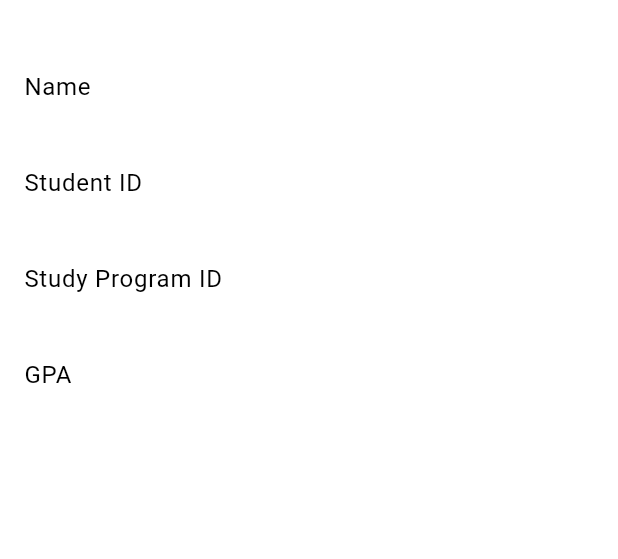
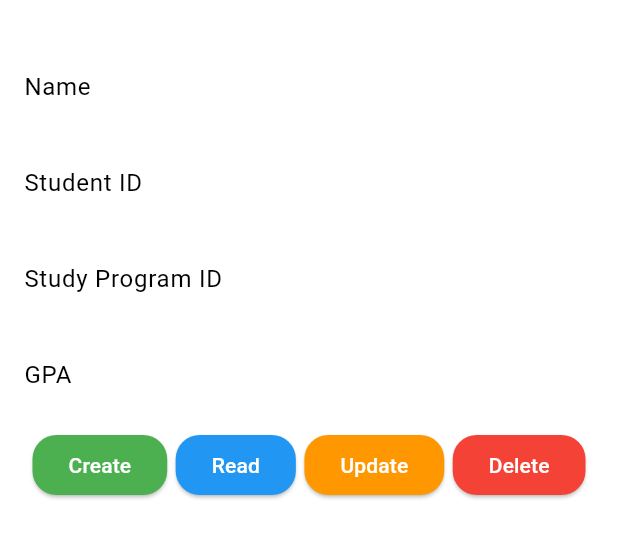
Before and after one commit to DasuWijesu/myfluttercollege, a Flutter app: the screen it shows after launch, on a phone screen of 412 x 824 dp, the part 63-622 px from its top. Run offline on Flutter 3.47's test engine with Material 3 defaults, Android fonts, the light colour scheme and no system bars.

Commit message:
setteing up layout button

```diff
--- a/fluttercollege/lib/main.dart
+++ b/fluttercollege/lib/main.dart
@@ -2,6 +2,7 @@
 
 void main() => runApp(
       MaterialApp(
+        debugShowCheckedModeBanner: false,
         theme: ThemeData(
           brightness: Brightness.light,
           primaryColor: Colors.blue,
@@ -26,19 +27,35 @@
   double? studentGPA;
 
   getStudentName(name) {
-    this.studentName = name;
+    studentName = name;
   }
 
   getStudentID(id) {
-    this.studentID = id;
+    studentID = id;
   }
 
   getStudyProgramID(programID) {
-    this.studyProgramID = programID;
+    studyProgramID = programID;
   }
 
   getStudentGPA(gpa) {
-    this.studentGPA = double.parse(gpa);
+    studentGPA = double.tryParse(gpa);
+  }
+
+  createData() {
+    print("Created");
+  }
+
+  readData() {
+    print("read");
+  }
+
+  updateData() {
+    print("update");
+  }
+
+  deleteData() {
+    print("delete");
   }
 
   @override
@@ -106,6 +123,68 @@
                     getStudentGPA(gpa);
                   },
                 ),
+              ),
+              Row(
+                mainAxisAlignment: MainAxisAlignment.spaceEvenly,
+                children: <Widget>[
+                  //RaisedButton(onPressed:null) The RaisedButton widget has been deprecated in Flutter.
+                  ElevatedButton(
+                    style: ElevatedButton.styleFrom(
+                      backgroundColor: Colors.green, //Button backgrond color
+                      foregroundColor: Colors.white, //text color
+                      shape: RoundedRectangleBorder(
+                        borderRadius: BorderRadius.circular(16),
+                      ),
+                    ),
+                    onPressed: () {
+                      //action whem the button is clicked
+                      createData();
+                    },
+                    child: Text("Create"),
+                  ),
+                  ElevatedButton(
+                    style: ElevatedButton.styleFrom(
+                      backgroundColor: Colors.blue, //Button backgrond color
+                      foregroundColor: Colors.white, //text color
+                      shape: RoundedRectangleBorder(
+                        borderRadius: BorderRadius.circular(16),
+                      ),
+                    ),
+                    onPressed: () {
+                      //action whem the button is clicked
+                      readData();
+                    },
+                    child: Text("Read"),
+                  ),
+                  ElevatedButton(
+                    style: ElevatedButton.styleFrom(
+                      backgroundColor: Colors.orange, //Button backgrond color
+                      foregroundColor: Colors.white, //text color
+                      shape: RoundedRectangleBorder(
+                        borderRadius: BorderRadius.circular(16),
+                      ),
+                    ),
+                    onPressed: () {
+                      //action whem the button is clicked
+                      updateData();
+                    },
+                    child: Text("Update"),
+                  ),
+                  ElevatedButton(
+                    style: ElevatedButton.styleFrom(
+                      backgroundColor: Colors.red, //Button backgrond color
+                      foregroundColor: Colors.white, //text color
+                      shape: RoundedRectangleBorder(
+                        borderRadius: BorderRadius.circular(16),
+                      ),
+                    ),
+                    onPressed: () {
+                      //action whem the button is clicked
+                      deleteData();
+                    },
+                    child: Text("Delete"),
+                  )
+                ],
               )
             ],
           ),
```
